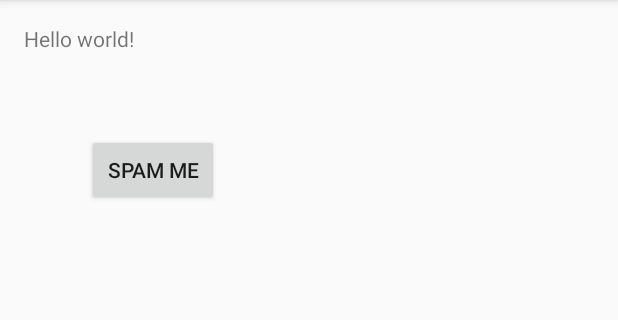
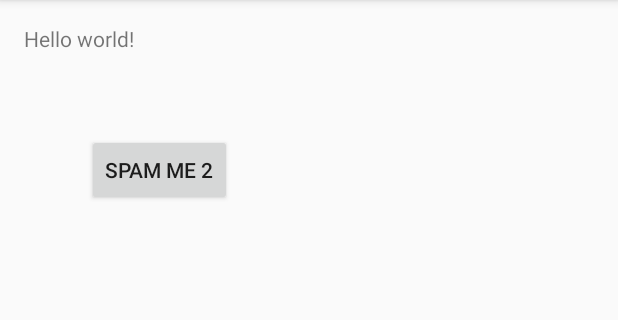
Before and after one commit to Miage-Paris-Ouest/m1c20152016-mobonline, an Android app: the screen it shows after launch (MainActivity), on a phone screen of 412 x 824 dp, the part 84-404 px from its top. Run offline under Robolectric (Android 15) with nearby library versions, the light colour scheme and no system bars.

Commit message:
correct button on main activity3

```diff
--- a/app/src/main/res/layout/activity_main.xml
+++ b/app/src/main/res/layout/activity_main.xml
@@ -12,7 +12,7 @@
     <Button
         android:layout_width="wrap_content"
         android:layout_height="wrap_content"
-        android:text="Spam me"
+        android:text="Spam me 2"
         android:id="@+id/button"
         android:layout_below="@+id/hello"
         android:layout_alignParentLeft="true"
```
